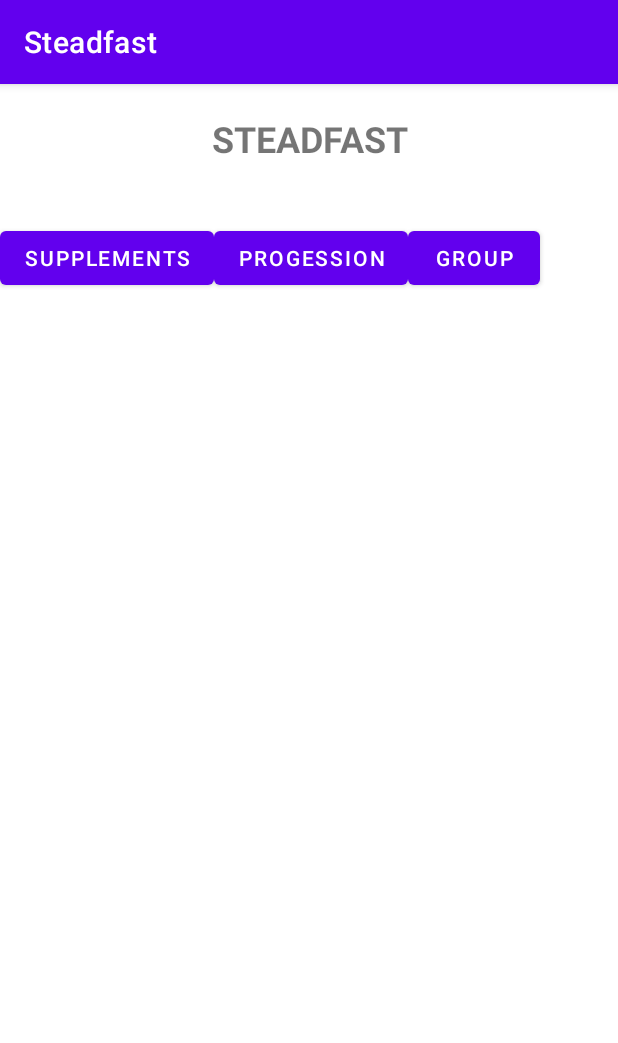
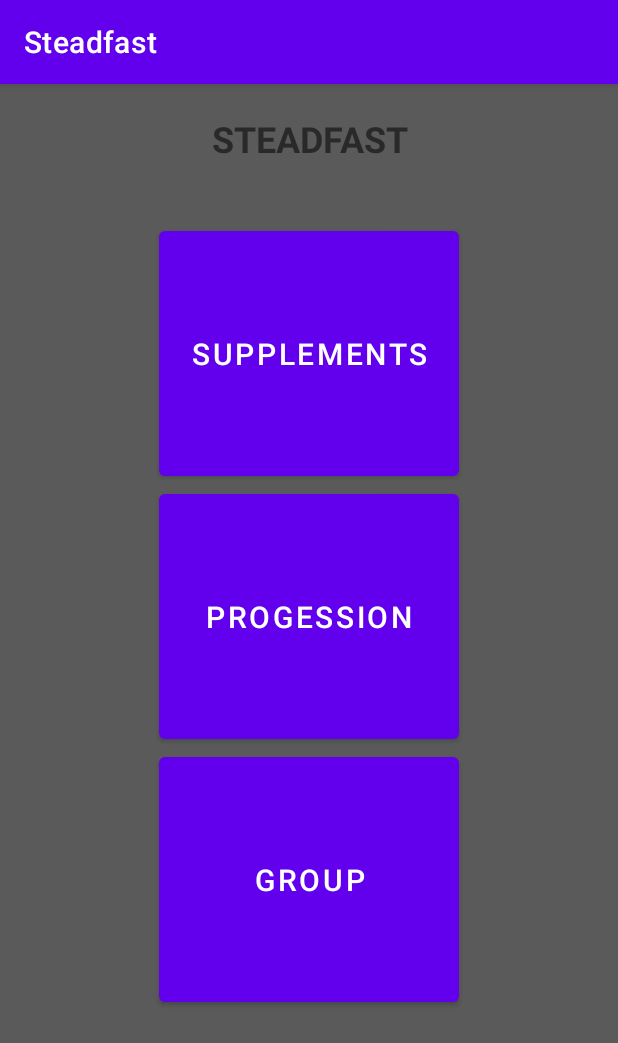
Before and after one commit to Steadfast-Fitness/SteadfastKotlin, an Android app: the MainMenu screen opened directly, with no data from a screen before it, on a phone screen of 412 x 824 dp. Shown: the top 1043 px of the screen. Run offline under Robolectric (Android 15) with nearby library versions, the phone set to English and light mode, and no system bars.

Commit message:
Updated UI to Buzz specifications

```diff
--- a/app/src/main/res/layout/activity_main.xml
+++ b/app/src/main/res/layout/activity_main.xml
@@ -5,6 +5,7 @@
     android:layout_width="match_parent"
     android:layout_height="match_parent"
     android:orientation="vertical"
+    android:background="#5A5A5A"
     tools:context=".LoginMenu">
 
     <TextView
@@ -28,26 +29,30 @@
     <LinearLayout
         android:layout_width="match_parent"
         android:layout_height="wrap_content"
-        android:orientation="horizontal"
+        android:orientation="vertical"
+        android:gravity="center"
         android:layout_marginTop="20dp">
 
         <Button
             android:id="@+id/Supplements_btn"
-            android:layout_width="wrap_content"
-            android:layout_height="wrap_content"
+            android:layout_width="200dp"
+            android:layout_height="175dp"
             android:text="Supplements"
-            android:onClick="openSupplements" />
+            android:textSize="20dp"
+            />
 
         <Button
             android:id="@+id/Progression_btn"
-            android:layout_width="wrap_content"
-            android:layout_height="wrap_content"
+            android:layout_width="200dp"
+            android:layout_height="175dp"
+            android:textSize="20dp"
             android:text="Progession" />
 
         <Button
             android:id="@+id/Online_btn"
-            android:layout_width="wrap_content"
-            android:layout_height="wrap_content"
+            android:layout_width="200dp"
+            android:textSize="20dp"
+            android:layout_height="175dp"
             android:text="Group"
             />
     </LinearLayout>
```
Also changed, not shown: gradle.properties (line endings or trailing spaces).
